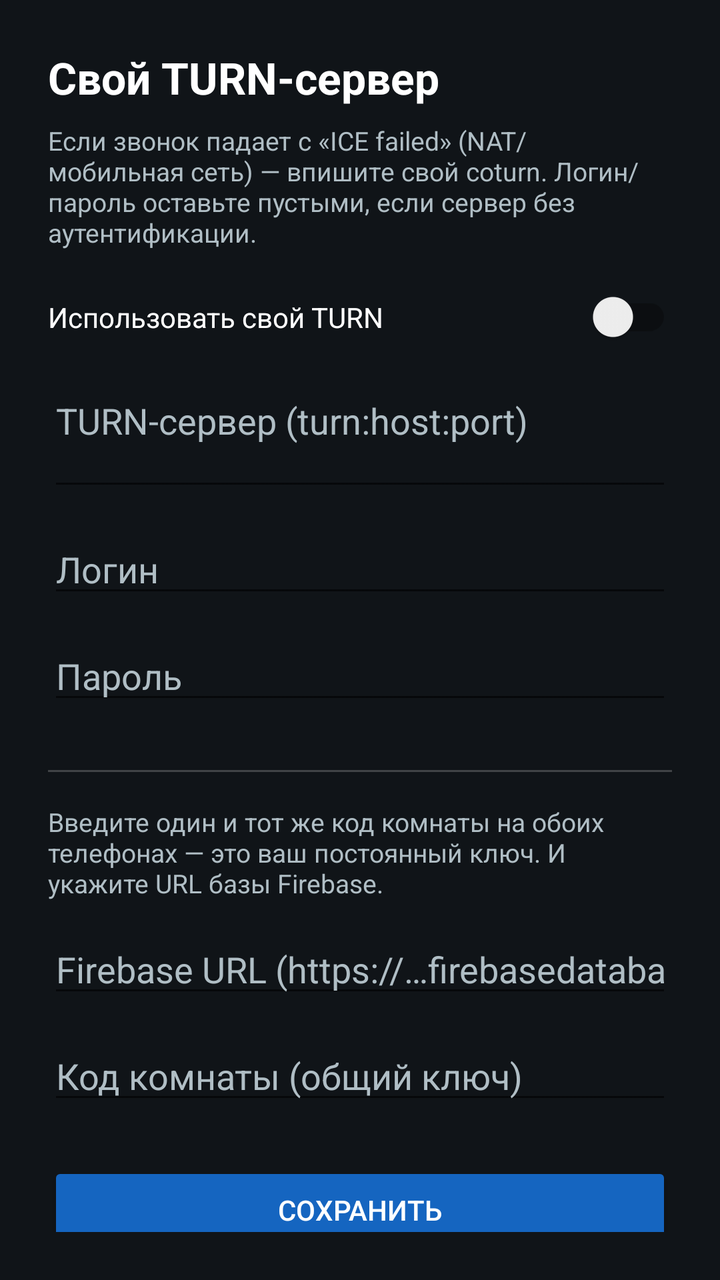
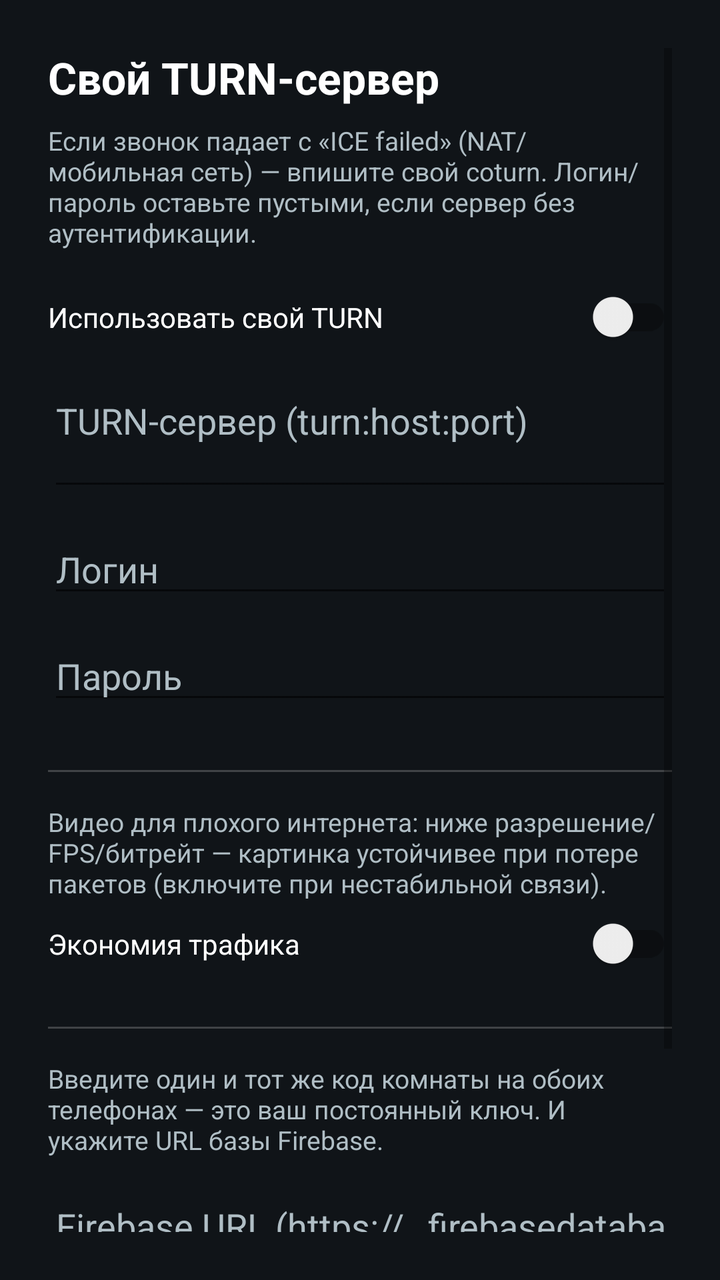

Before-and-after screenshots of an Android layout around one commit, followed by the original layout XML and the change that was made.
<!-- AndroidManifest.xml: application theme Theme.P2PCall -->
<!-- res/layout/activity_settings.xml -->
<?xml version="1.0" encoding="utf-8"?>
<ScrollView xmlns:android="http://schemas.android.com/apk/res/android"
    android:layout_width="match_parent"
    android:layout_height="match_parent"
    android:background="@color/bg_dark"
    android:fillViewport="true"
    android:padding="24dp">

    <LinearLayout
        android:layout_width="match_parent"
        android:layout_height="wrap_content"
        android:orientation="vertical">

        <TextView
            android:layout_width="match_parent"
            android:layout_height="wrap_content"
            android:text="@string/settings_title"
            android:textColor="@color/text_primary"
            android:textSize="22sp"
            android:textStyle="bold" />

        <TextView
            android:layout_width="match_parent"
            android:layout_height="wrap_content"
            android:layout_marginTop="8dp"
            android:text="@string/settings_hint"
            android:textColor="@color/text_secondary"
            android:textSize="13sp" />

        <androidx.appcompat.widget.SwitchCompat
            android:id="@+id/turnSwitch"
            android:layout_width="match_parent"
            android:layout_height="wrap_content"
            android:layout_marginTop="20dp"
            android:text="@string/settings_turn_switch"
            android:textColor="@color/text_primary" />

        <EditText
            android:id="@+id/turnUrlInput"
            android:layout_width="match_parent"
            android:layout_height="wrap_content"
            android:layout_marginTop="16dp"
            android:gravity="top|start"
            android:hint="@string/settings_turn_url"
            android:inputType="textMultiLine|textUri"
            android:minLines="2"
            android:textColor="@color/text_primary"
            android:textColorHint="@color/text_secondary" />

        <EditText
            android:id="@+id/turnUserInput"
            android:layout_width="match_parent"
            android:layout_height="wrap_content"
            android:layout_marginTop="12dp"
            android:hint="@string/settings_turn_user"
            android:inputType="text"
            android:textColor="@color/text_primary"
            android:textColorHint="@color/text_secondary" />

        <EditText
            android:id="@+id/turnPassInput"
            android:layout_width="match_parent"
            android:layout_height="wrap_content"
            android:layout_marginTop="12dp"
            android:hint="@string/settings_turn_pass"
            android:inputType="textPassword"
            android:textColor="@color/text_primary"
            android:textColorHint="@color/text_secondary" />

        <View
            android:layout_width="match_parent"
            android:layout_height="1dp"
            android:layout_marginTop="28dp"
            android:background="#33FFFFFF" />

        <TextView
            android:layout_width="match_parent"
            android:layout_height="wrap_content"
            android:layout_marginTop="16dp"
            android:text="@string/settings_room_hint"
            android:textColor="@color/text_secondary"
            android:textSize="13sp" />

        <EditText
            android:id="@+id/firebaseUrlInput"
            android:layout_width="match_parent"
            android:layout_height="wrap_content"
            android:layout_marginTop="12dp"
            android:hint="@string/settings_firebase_url"
            android:inputType="textUri"
            android:textColor="@color/text_primary"
            android:textColorHint="@color/text_secondary" />

        <EditText
            android:id="@+id/roomCodeInput"
            android:layout_width="match_parent"
            android:layout_height="wrap_content"
            android:layout_marginTop="12dp"
            android:hint="@string/settings_room_code"
            android:inputType="text"
            android:textColor="@color/text_primary"
            android:textColorHint="@color/text_secondary" />

        <Button
            android:id="@+id/btnSave"
            android:layout_width="match_parent"
            android:layout_height="wrap_content"
            android:layout_marginTop="24dp"
            android:backgroundTint="@color/brand"
            android:text="@string/settings_save"
            android:textColor="@color/text_primary" />
    </LinearLayout>
</ScrollView>
<!-- resources referenced by this layout -->
<resources>
  <color name="bg_dark">#101418</color>
  <color name="brand">#1565C0</color>
  <color name="text_primary">#FFFFFF</color>
  <color name="text_secondary">#B0BEC5</color>
  <string name="settings_firebase_url">Firebase URL (https://…firebasedatabase.app)</string>
  <string name="settings_hint">Если звонок падает с «ICE failed» (NAT/мобильная сеть) — впишите свой coturn. Логин/пароль оставьте пустыми, если сервер без аутентификации.</string>
  <string name="settings_room_code">Код комнаты (общий ключ)</string>
  <string name="settings_room_hint">Введите один и тот же код комнаты на обоих телефонах — это ваш постоянный ключ. И укажите URL базы Firebase.</string>
  <string name="settings_save">Сохранить</string>
  <string name="settings_title">Свой TURN-сервер</string>
  <string name="settings_turn_pass">Пароль</string>
  <string name="settings_turn_switch">Использовать свой TURN</string>
  <string name="settings_turn_url">TURN-сервер (turn:host:port)</string>
  <string name="settings_turn_user">Логин</string>
  <style name="Theme.P2PCall" parent="Theme.AppCompat.DayNight.NoActionBar">
          <item name="colorPrimary">@color/brand</item>
          <item name="colorPrimaryDark">@color/brand_dark</item>
          <item name="colorAccent">@color/brand_light</item>
          <item name="android:windowBackground">@color/bg_dark</item>
          <item name="android:statusBarColor" tools:targetApi="21">@color/brand_dark</item>
      </style>
  <color name="brand_dark">#0D47A1</color>
  <color name="brand_light">#42A5F5</color>
</resources>

<!-- the commit's change to res/layout/activity_settings.xml (unified diff, before → after) -->
@@ -77,6 +77,28 @@
             android:layout_width="match_parent"
             android:layout_height="wrap_content"
             android:layout_marginTop="16dp"
+            android:text="@string/settings_video_economy_hint"
+            android:textColor="@color/text_secondary"
+            android:textSize="13sp" />
+
+        <androidx.appcompat.widget.SwitchCompat
+            android:id="@+id/videoEconomySwitch"
+            android:layout_width="match_parent"
+            android:layout_height="wrap_content"
+            android:layout_marginTop="8dp"
+            android:text="@string/settings_video_economy"
+            android:textColor="@color/text_primary" />
+
+        <View
+            android:layout_width="match_parent"
+            android:layout_height="1dp"
+            android:layout_marginTop="28dp"
+            android:background="#33FFFFFF" />
+
+        <TextView
+            android:layout_width="match_parent"
+            android:layout_height="wrap_content"
+            android:layout_marginTop="16dp"
             android:text="@string/settings_room_hint"
             android:textColor="@color/text_secondary"
             android:textSize="13sp" />
<!-- resource entries referenced after the edit -->
@@ -14,6 +14,8 @@
   <string name="settings_turn_switch">Использовать свой TURN</string>
   <string name="settings_turn_url">TURN-сервер (turn:host:port)</string>
   <string name="settings_turn_user">Логин</string>
+  <string name="settings_video_economy">Экономия трафика</string>
+  <string name="settings_video_economy_hint">Видео для плохого интернета: ниже разрешение/FPS/битрейт — картинка устойчивее при потере пакетов (включите при нестабильной связи).</string>
   <style name="Theme.P2PCall" parent="Theme.AppCompat.DayNight.NoActionBar">
           <item name="colorPrimary">@color/brand</item>
           <item name="colorPrimaryDark">@color/brand_dark</item>
